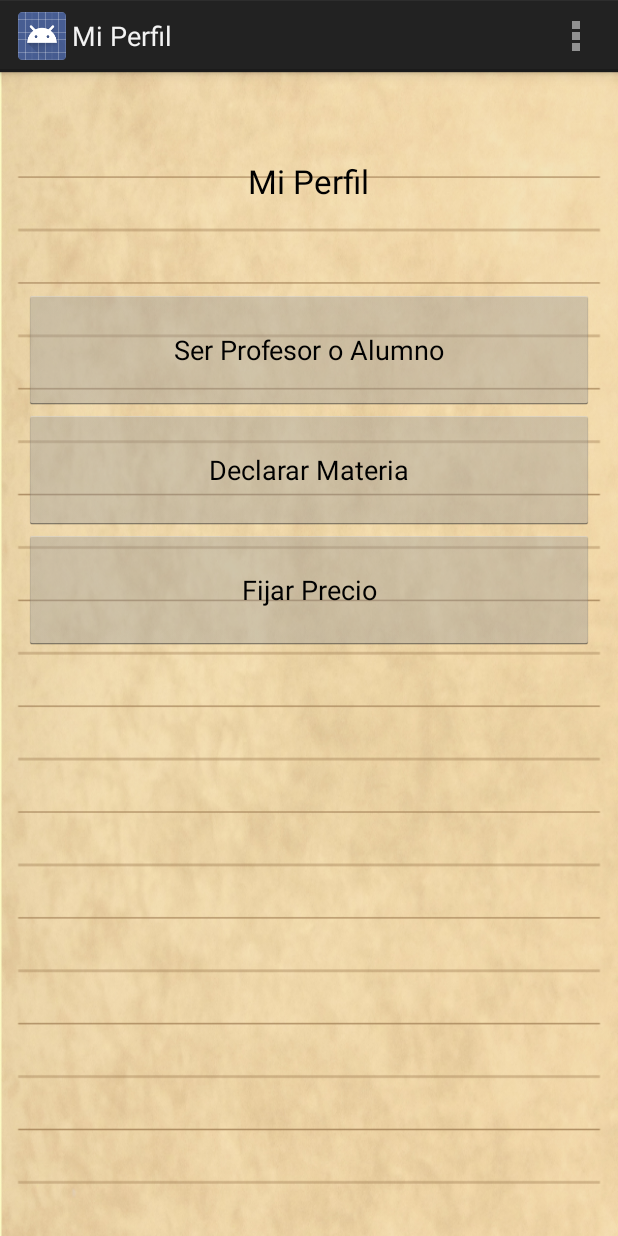
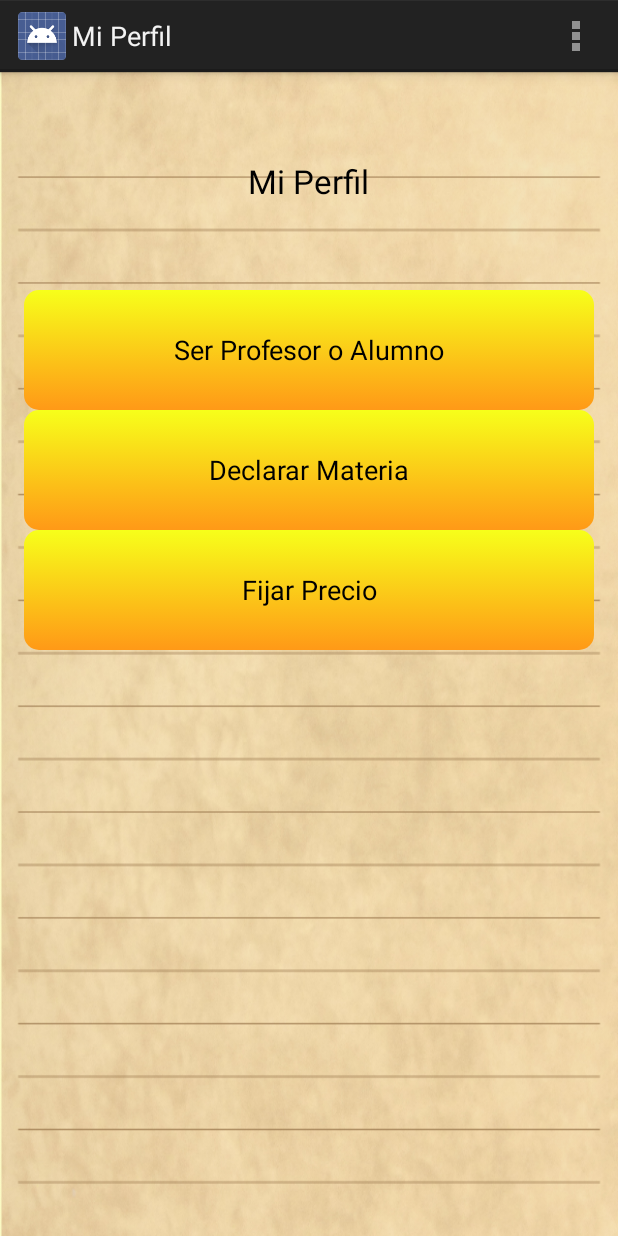
Before and after one commit to MyClases/MyClases3, an Android app: the MyPerfil screen opened directly, with no data from a screen before it, on a phone screen of 412 x 824 dp. Run offline under Robolectric (Android 15) with nearby library versions, the phone set to English and light mode, and no system bars.

Commit message:
gonzalito riquelme
cambio de color botones

```diff
--- a/app/src/main/res/drawable/shape_creditos.xml
+++ b/app/src/main/res/drawable/shape_creditos.xml
@@ -6,8 +6,8 @@
             <corners
                 android:radius="10dp" />
             <gradient
-                android:endColor="#ff2e0eb4"
-                android:startColor="#ff16dfff"
+                android:endColor="#ffff9917"
+                android:startColor="#fff7ff1a"
                 android:angle="270" />
             <padding
                 android:left="10dp"
--- a/app/src/main/res/layout/activity_agendatuclase.xml
+++ b/app/src/main/res/layout/activity_agendatuclase.xml
@@ -22,7 +22,8 @@
         android:layout_width="fill_parent"
         android:layout_height="wrap_content"
         android:text="@string/n1"
-        android:id="@+id/Buscarbutton" />
+        android:id="@+id/Buscarbutton"
+        style="@style/fondo"/>
 
     <CalendarView
         android:layout_width="match_parent"
--- a/app/src/main/res/layout/activity_asignatura.xml
+++ b/app/src/main/res/layout/activity_asignatura.xml
@@ -56,6 +56,7 @@
         android:text="Volver al Menú"
         android:id="@+id/volver"
         android:layout_centerHorizontal="true"
-        android:layout_below="@+id/ingles" />
+        android:layout_below="@+id/ingles"
+        style="@style/fondo"/>
 
 </RelativeLayout>
--- a/app/src/main/res/layout/activity_buscar.xml
+++ b/app/src/main/res/layout/activity_buscar.xml
@@ -26,7 +26,8 @@
             android:layout_marginTop="65dp"
             android:textStyle="bold"
             android:layout_alignParentTop="true"
-            android:layout_centerHorizontal="true" />
+            android:layout_centerHorizontal="true"
+            style="@style/fondo"/>
 
         <Button
             android:layout_width="wrap_content"
@@ -42,7 +43,8 @@
             android:textStyle="bold"
             android:layout_alignRight="@+id/contraseña"
             android:layout_alignEnd="@+id/contraseña"
-            android:onClick="pasar1" />
+            android:onClick="pasar1"
+            style="@style/fondo"/>
 
         <TextView
             android:layout_width="wrap_content"
--- a/app/src/main/res/layout/activity_calidadusuarios.xml
+++ b/app/src/main/res/layout/activity_calidadusuarios.xml
@@ -47,6 +47,7 @@
         android:id="@+id/volver2"
         android:layout_below="@+id/seralumno"
         android:layout_centerHorizontal="true"
-        android:layout_marginTop="15dp" />
+        android:layout_marginTop="15dp"
+        style="@style/fondo"/>
 
 </RelativeLayout>
--- a/app/src/main/res/layout/activity_filtros.xml
+++ b/app/src/main/res/layout/activity_filtros.xml
@@ -248,7 +248,8 @@
             android:layout_height="wrap_content"
             android:text="Encontrar"
             android:id="@+id/filtrarbt"
-            android:layout_column="5" />
+            android:layout_column="5"
+            style="@style/fondo"/>
     </TableRow>
 
 </TableLayout>
--- a/app/src/main/res/layout/activity_login.xml
+++ b/app/src/main/res/layout/activity_login.xml
@@ -57,7 +57,8 @@
                     android:layout_height="wrap_content"
                     android:layout_marginTop="16dp"
                     android:text="@string/action_sign_in"
-                    android:textStyle="bold"/>
+                    android:textStyle="bold"
+                    />
 
             </LinearLayout>
     </ScrollView>
--- a/app/src/main/res/layout/activity_menus.xml
+++ b/app/src/main/res/layout/activity_menus.xml
@@ -76,12 +76,12 @@
         android:width="150dp"
         android:enabled="true"
         android:focusable="true"
-        style="@android:style/TextAppearance.Widget.TextView"
         android:layout_marginTop="10dp"
         android:layout_below="@id/notificaciones1"
         android:layout_centerHorizontal="true"
         android:layout_alignLeft="@id/notificaciones1"
         android:layout_alignStart="@id/notificaciones1"
+        style="@style/fondo"
         />
 
 </RelativeLayout>
--- a/app/src/main/res/layout/activity_my.xml
+++ b/app/src/main/res/layout/activity_my.xml
@@ -175,14 +175,16 @@
         android:layout_height="wrap_content"
         android:layout_row="11"
         android:layout_column="4"
-        android:text="@string/Enviar" />
+        android:text="@string/Enviar"
+        style="@style/fondo"/>
 
      <Button android:id="@+id/ButtonResetear"
             android:layout_width="wrap_content"
             android:layout_height="wrap_content"
             android:layout_row="12"
             android:layout_column="4"
-            android:text="@string/Resetear" />
+            android:text="@string/Resetear"
+            style="@style/fondo"/>
 
     </GridLayout>
 
--- a/app/src/main/res/layout/activity_my_perfil.xml
+++ b/app/src/main/res/layout/activity_my_perfil.xml
@@ -28,7 +28,8 @@
         android:layout_below="@+id/textView"
         android:layout_alignParentLeft="true"
         android:layout_alignParentStart="true"
-        android:layout_marginTop="58dp" />
+        android:layout_marginTop="58dp"
+        style="@style/fondo"/>
 
     <Button
         android:layout_width="fill_parent"
@@ -37,7 +38,8 @@
         android:id="@+id/contraseña"
         android:layout_below="@+id/cambiarcalidad"
         android:layout_alignParentLeft="true"
-        android:layout_alignParentStart="true" />
+        android:layout_alignParentStart="true"
+        style="@style/fondo"/>
 
     <Button
         android:layout_width="fill_parent"
@@ -46,5 +48,6 @@
         android:id="@+id/Precio"
         android:layout_below="@+id/contraseña"
         android:layout_alignParentLeft="true"
-        android:layout_alignParentStart="true" />
+        android:layout_alignParentStart="true"
+        style="@style/fondo"/>
 </RelativeLayout>
--- a/app/src/main/res/layout/activity_notificaciones.xml
+++ b/app/src/main/res/layout/activity_notificaciones.xml
@@ -23,7 +23,8 @@
         android:id="@+id/btn_notificacion"
         android:layout_below="@+id/notificaciones"
         android:layout_centerHorizontal="true"
-        android:layout_marginTop="40dp" />
+        android:layout_marginTop="40dp"
+        style="@style/fondo"/>
 
 
 </RelativeLayout>
--- a/app/src/main/res/layout/activity_precio.xml
+++ b/app/src/main/res/layout/activity_precio.xml
@@ -46,6 +46,7 @@
         android:text="Volver al menú"
         android:layout_below="@+id/precio"
         android:id="@+id/buttonmenu"
-        android:layout_centerHorizontal="true"/>
+        android:layout_centerHorizontal="true"
+        style="@style/fondo"/>
 
 </RelativeLayout>
```
Also changed, not shown: 2 other files.
